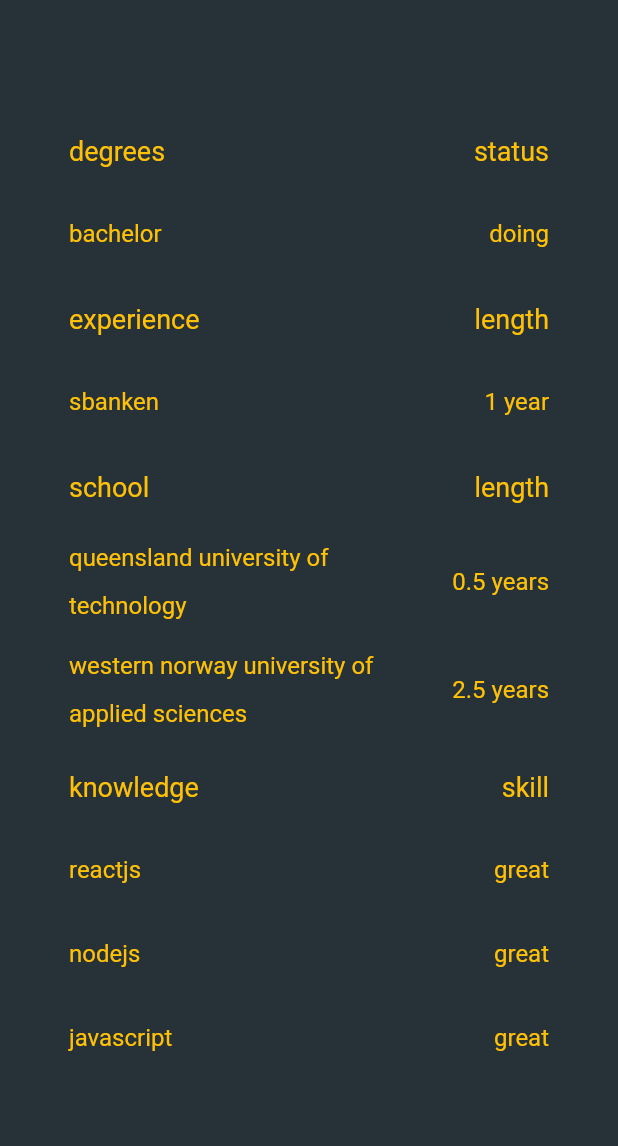
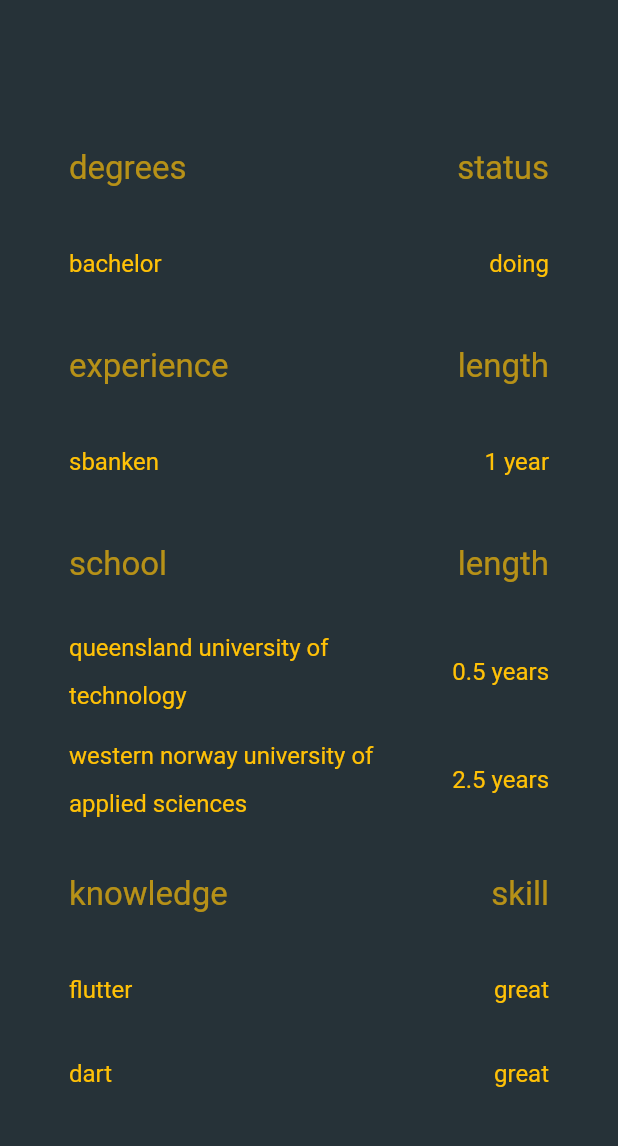
Before and after one commit to andreasgarvik/portfolio, a Flutter app: the Cv screen opened directly, on a phone screen of 412 x 824 dp, the part 57-1203 px from its top. Run offline on Flutter 3.47's test engine with Material 2 defaults, Android fonts, the light colour scheme and no system bars; our stand-ins replace animated_text_kit; missing offline and left inert: dart:html.

Commit message:
Padding adjustment :sparkles:

```diff
--- a/lib/src/widgets/cv_list.dart
+++ b/lib/src/widgets/cv_list.dart
@@ -13,18 +13,19 @@
   final GlobalKey<AnimatedListState> _listKey = GlobalKey<AnimatedListState>();
   ListModel<CvModel> _list;
   List<CvModel> _cvList = [
-    CvModel('degrees', 18.0, 'status'),
+    CvModel('degrees', 22.0, 'status'),
     CvModel('bachelor', 16.0, 'doing'),
-    CvModel('experience', 18.0, 'length'),
+    CvModel('experience', 22.0, 'length'),
     CvModel('sbanken', 16.0, '1 year'),
-    CvModel('school', 18.0, 'length'),
+    CvModel('school', 22.0, 'length'),
     CvModel('queensland university of technology', 16.0, '0.5 years'),
     CvModel('western norway university of applied sciences', 16.0, '2.5 years'),
-    CvModel('knowledge', 18.0, 'skill'),
+    CvModel('knowledge', 22.0, 'skill'),
+    CvModel('flutter', 16.0, 'great'),
+    CvModel('dart', 16.0, 'great'),
     CvModel('reactjs', 16.0, 'great'),
     CvModel('nodejs', 16.0, 'great'),
     CvModel('javascript', 16.0, 'great'),
-    CvModel('flutter', 16.0, 'great'),
     CvModel('github', 16.0, 'good'),
     CvModel('java', 16.0, 'good'),
     CvModel('golang', 16.0, 'good'),
--- a/lib/src/widgets/cv_tile.dart
+++ b/lib/src/widgets/cv_tile.dart
@@ -14,10 +14,13 @@
       axis: Axis.vertical,
       sizeFactor: animation,
       child: ListTile(
+        contentPadding: model.size == 22
+            ? EdgeInsets.symmetric(horizontal: 16.0, vertical: 10.0)
+            : EdgeInsets.symmetric(horizontal: 16.0),
         title: Text(
           model.text,
           style: TextStyle(
-            color: Colors.amber[500],
+            color: model.size == 22 ? Color(0xAAFFC107) : Colors.amber[500],
             fontSize: model.size,
             height: 2.0,
           ),
@@ -25,7 +28,7 @@
         trailing: Text(
           model.status,
           style: TextStyle(
-            color: Colors.amber[500],
+            color: model.size == 22 ? Color(0xAAFFC107) : Colors.amber[500],
             fontSize: model.size,
             height: 2.0,
           ),
```
Also changed, not shown: 3 other files.
